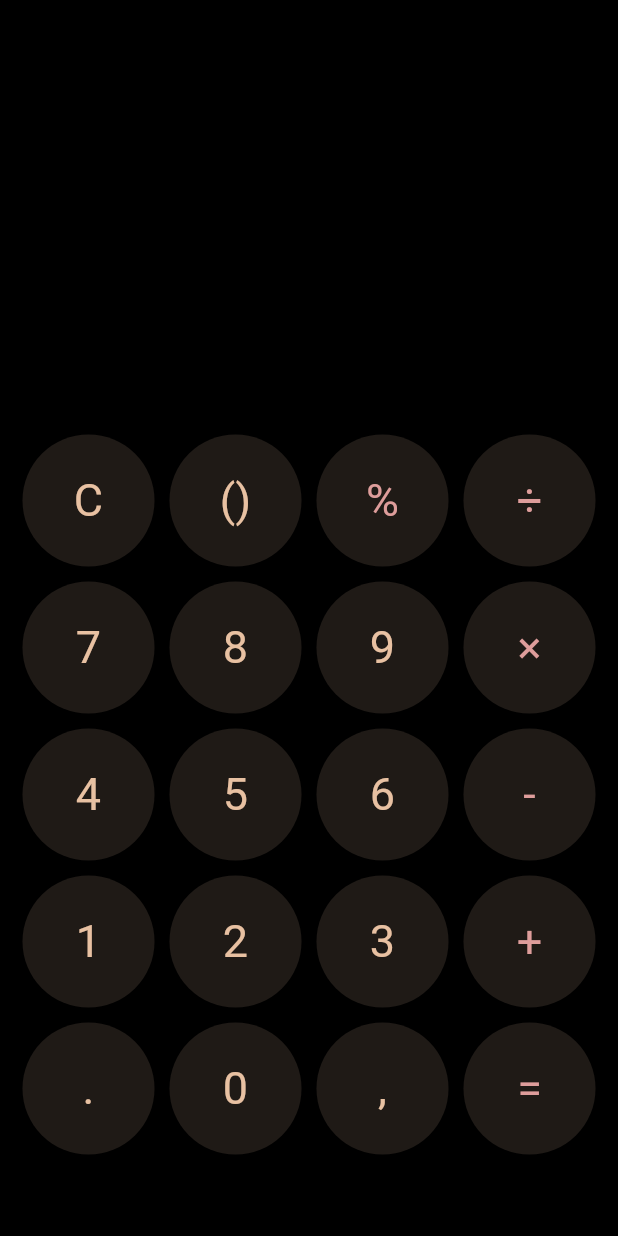
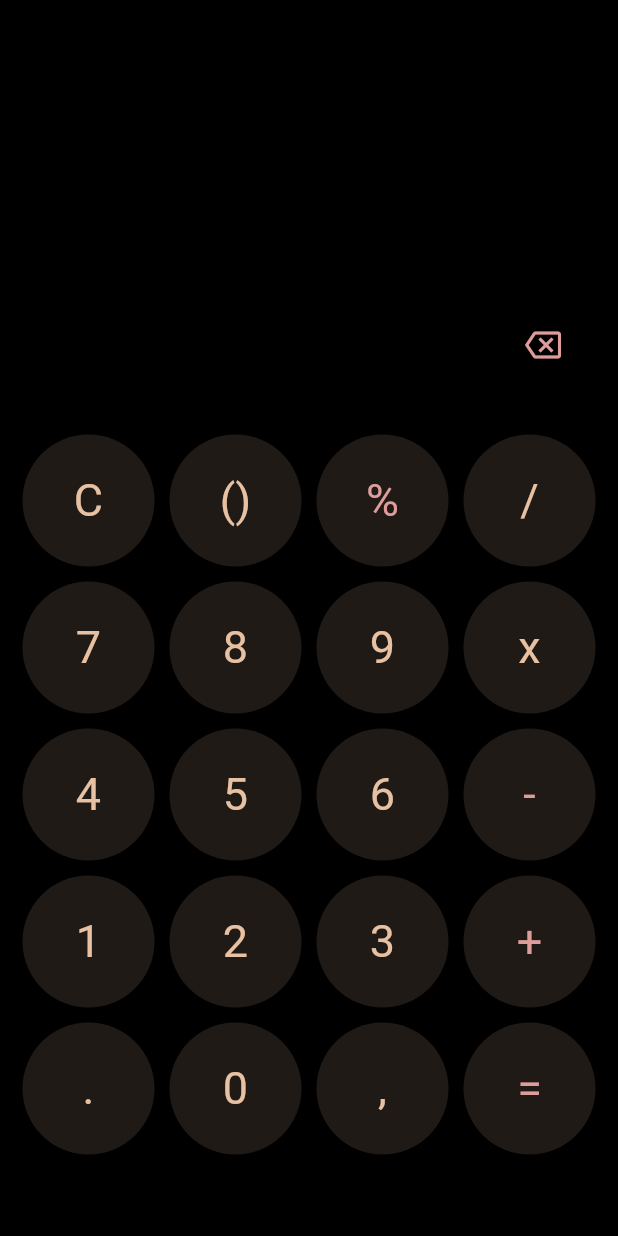
Before and after one commit to ryanoliveir/academic-ifcalc-flutter, a Flutter app: the screen it shows after launch, on a phone screen of 412 x 824 dp. Run offline on Flutter 3.47's test engine with Material 2 defaults, Android fonts, the phone set to English and light mode, and no system bars; our stand-ins replace hexcolor.

Commit message:
add: input number
add: get expression to evaluate

```diff
--- a/lib/components/button.dart
+++ b/lib/components/button.dart
@@ -6,23 +6,27 @@ class Button extends StatelessWidget {
 
   final textColor;
   final String text;
-
+  final VoidCallback buttonTap;
 
   const Button({
     required this.textColor,
     required this.text,
+    required this.buttonTap,
     super.key
   });
 
   @override
   Widget build(BuildContext context) {
-    return Container(
+    return GestureDetector(
+      onTap: buttonTap,
+      child: Container(
         width: 80,
         height: 80,
         decoration: BoxDecoration(borderRadius: BorderRadius.circular(50), color: HexColor("1F1A16")),
         child: Center(
           child: Text( text, style: TextStyle(fontSize: 30, color: textColor)),
         )
+      ),
     );
   }
 }
--- /dev/null
+++ b/lib/components/clear_button.dart
@@ -0,0 +1,24 @@
+
+import 'package:flutter/material.dart';
+import 'package:hexcolor/hexcolor.dart';
+
+class ClearButton extends StatelessWidget {
+
+  final VoidCallback onTaped;
+
+  ClearButton({required this.onTaped, super.key});
+
+  @override
+  Widget build(BuildContext context) {
+    return GestureDetector(
+      onTap: onTaped,
+      child: Padding(
+        padding: const EdgeInsets.only(right: 8.0),
+        child: Container(
+          alignment: Alignment.centerRight,
+          child: Icon(Icons.backspace_outlined, color: HexColor("DE9D9B"),),
+        ),
+      ),
+    );
+  }
+}
--- a/lib/screens/home.dart
+++ b/lib/screens/home.dart
@@ -1,4 +1,5 @@
 import 'package:calculator_app/components/button.dart';
+import 'package:calculator_app/components/clear_button.dart';
 import 'package:flutter/material.dart';
 import 'package:hexcolor/hexcolor.dart';
 
@@ -11,18 +12,24 @@ class HomePage extends StatefulWidget {
 
 class _HomePageState extends State<HomePage> {
 
+  var expression = '';
+  var result = '';
 
   bool isOperator(String value) {
-    if (value == '%' || value == '÷' || value == '×' || value == '-' || value == '+' || value == '='){
+    if (value == '%' ||
+        value == '÷' ||
+        value == '×' ||
+        value == '-' ||
+        value == '+' ||
+        value == '=') {
       return true;
     }
     return false;
   }
 
-
- List buttonsText = [
-    'C', '()', '%', '÷',
-    '7', '8', '9', '×',
+  List buttonsText = [
+    'C', '()', '%', '/',
+    '7', '8', '9', 'x',
     '4', '5', '6', '-',
     '1', '2', '3', '+',
     '.', '0', ',', '=',
@@ -35,7 +42,28 @@ class _HomePageState extends State<HomePage> {
       body: Column(children: [
         Expanded(
           child: Container(
-            decoration: const BoxDecoration(color: Color.fromARGB(255, 0, 0, 0)),
+            decoration: const BoxDecoration(color: Colors.black),
+            child: Padding(
+              padding: const EdgeInsets.only(right: 30.0, top: 20),
+              child: Column(
+                  mainAxisAlignment: MainAxisAlignment.spaceEvenly,
+                  children: [
+                    Container(
+                        alignment: Alignment.centerRight,
+                        child:  Text(expression,style: TextStyle(color: HexColor("DE9D9B"), fontSize: 30),)
+                      ),
+                    Container(
+                      alignment: Alignment.centerRight,
+                      child: Text(result, style: TextStyle(color: HexColor("DE9D9B"), fontSize: 40)),
+
+                    ),
+                    ClearButton(onTaped: (){
+                        setState(() {
+                          expression = expression.substring(0, expression.length - 1);
+                        });
+                    },)
+                  ]),
+            ),
           ),
         ),
         Expanded(
@@ -45,10 +73,18 @@ class _HomePageState extends State<HomePage> {
             crossAxisCount: 4,
             mainAxisSpacing: 10,
             crossAxisSpacing: 10,
-            children: buttonsText.map((text) => Button(
-              text: text,
-              textColor: isOperator(text) ? HexColor("DE9D9B"): HexColor("E8C1A2"))
-              ).toList(),
+            children: buttonsText
+                .map((text) => Button(
+                    buttonTap: (){
+                      setState(() {
+                        expression += text;
+                      });
+                    },
+                    text: text,
+                    textColor: isOperator(text)
+                        ? HexColor("DE9D9B")
+                        : HexColor("E8C1A2")))
+                .toList(),
           ),
 
           // child:
```
Lines whose indentation alone changed are shown as unchanged.
